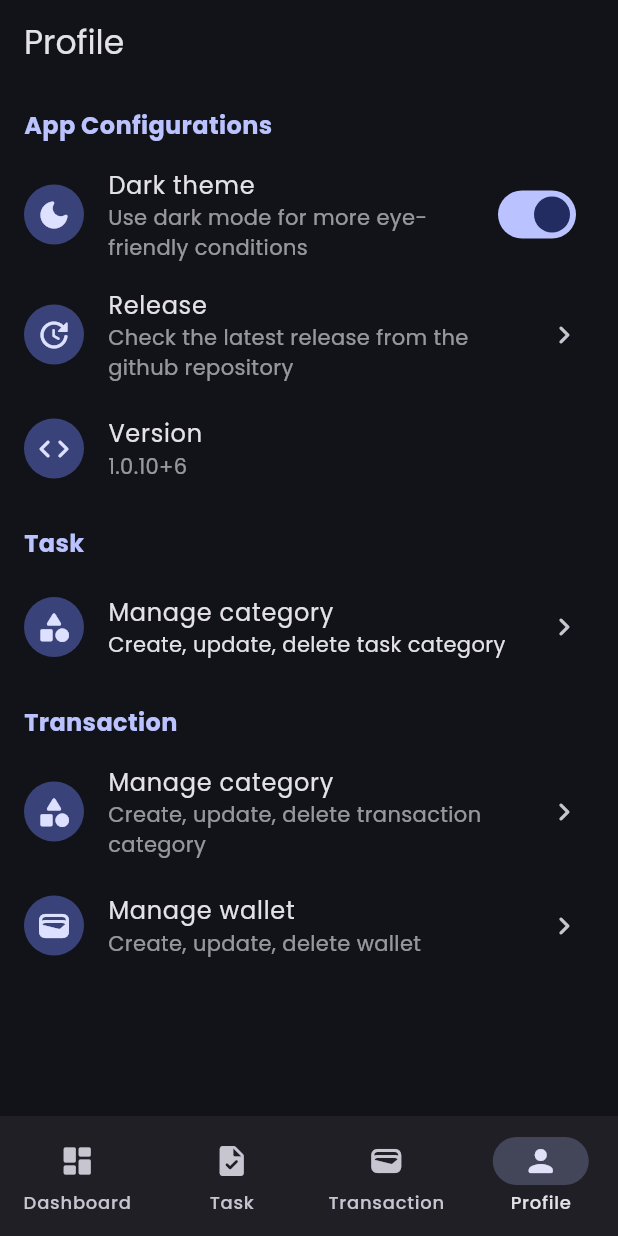
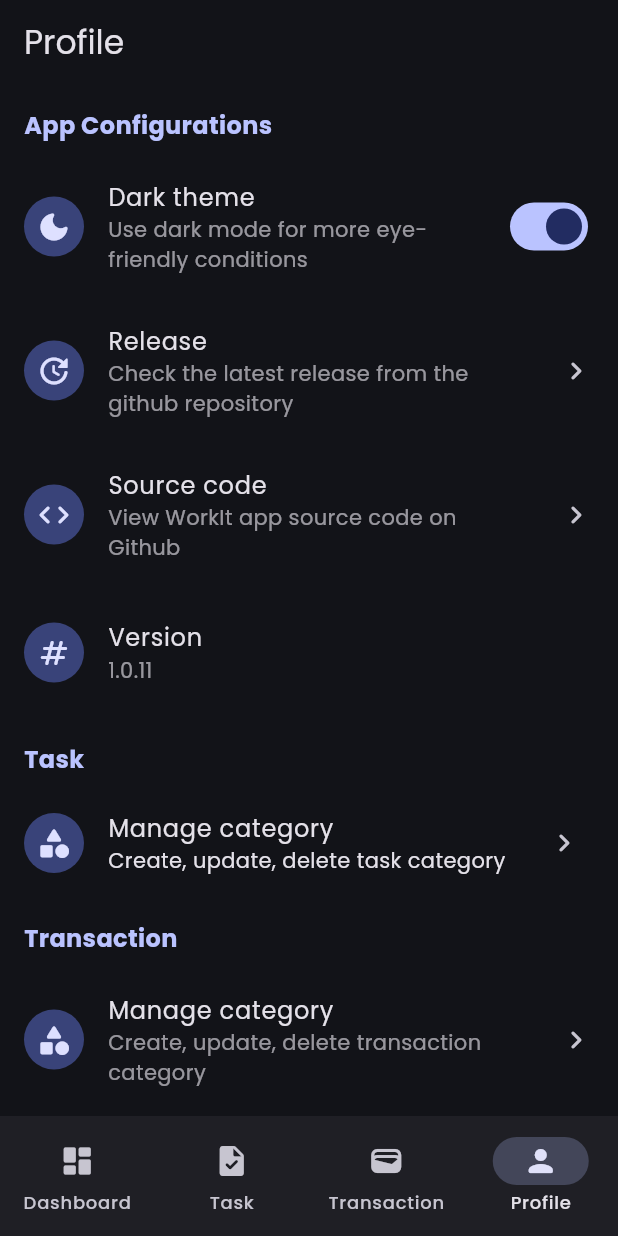
Before and after one commit to rizalanggoro/work-it, a Flutter app: the screen it shows after launch, item 4 of the bottom bar chosen, after a tap on "Dark theme", on a phone screen of 412 x 824 dp. Run offline on Flutter 3.47's test engine with Material 2 defaults, Android fonts, the light colour scheme and no system bars; our stand-ins replace get, get_storage, google_fonts, isar, package_info_plus; accounts and stored records are empty; generated files the repository leaves out were written again.

Commit message:
[add] home/profile -> source code

```diff
--- a/lib/ui/pages/home/modules/profile/controller.dart
+++ b/lib/ui/pages/home/modules/profile/controller.dart
@@ -22,7 +22,7 @@ class HomeProfileController extends GetxController {
 
   void _getAppVersion() async {
     PackageInfo packageInfo = await PackageInfo.fromPlatform();
-    version.value = '${packageInfo.version}+${packageInfo.buildNumber}';
+    version.value = packageInfo.version;
   }
 
   void toManageTaskCategory() => Get.toNamed(Routes.manageTaskCategory);
@@ -39,5 +39,12 @@ class HomeProfileController extends GetxController {
     );
   }
 
+  void toSourceCode() async {
+    await launchUrlString(
+      'https://github.com/rizalanggoro/work-it',
+      mode: LaunchMode.externalApplication,
+    );
+  }
+
   void switchBrightness() => themeService.switchTheme();
 }
--- a/lib/ui/pages/home/modules/profile/view.dart
+++ b/lib/ui/pages/home/modules/profile/view.dart
@@ -36,6 +36,10 @@ class HomeProfileView extends GetView<HomeProfileController> {
               ),
             ),
             ListTile(
+              contentPadding: const EdgeInsets.symmetric(
+                horizontal: 16,
+                vertical: 8,
+              ),
               onTap: () => controller.switchBrightness(),
               leading: const CircleAvatar(
                 child: Icon(Icons.dark_mode_rounded),
@@ -61,6 +65,10 @@ class HomeProfileView extends GetView<HomeProfileController> {
               ),
             ),
             ListTile(
+              contentPadding: const EdgeInsets.symmetric(
+                horizontal: 16,
+                vertical: 8,
+              ),
               onTap: () => controller.toCheckRelease(),
               leading: const CircleAvatar(
                 child: Icon(Icons.update_rounded),
@@ -80,8 +88,35 @@ class HomeProfileView extends GetView<HomeProfileController> {
               trailing: const Icon(Icons.chevron_right_rounded),
             ),
             ListTile(
+              contentPadding: const EdgeInsets.symmetric(
+                horizontal: 16,
+                vertical: 8,
+              ),
+              onTap: () => controller.toSourceCode(),
               leading: const CircleAvatar(
                 child: Icon(Icons.code_rounded),
+              ),
+              title: Text(
+                'Source code',
+                style: TextStyle(
+                  color: colorScheme.onBackground,
+                ),
+              ),
+              subtitle: Text(
+                'View WorkIt app source code on Github',
+                style: TextStyle(
+                  color: colorScheme.onBackground.withOpacity(.64),
+                ),
+              ),
+              trailing: const Icon(Icons.chevron_right_rounded),
+            ),
+            ListTile(
+              contentPadding: const EdgeInsets.symmetric(
+                horizontal: 16,
+                vertical: 8,
+              ),
+              leading: const CircleAvatar(
+                child: Icon(Icons.numbers_rounded),
               ),
               title: Text(
                 'Version',
@@ -120,6 +155,10 @@ class HomeProfileView extends GetView<HomeProfileController> {
               ),
             ),
             ListTile(
+              contentPadding: const EdgeInsets.symmetric(
+                horizontal: 16,
+                vertical: 8,
+              ),
               onTap: () => controller.toManageTransactionCategory(),
               leading: const CircleAvatar(
                 child: Icon(
@@ -143,6 +182,10 @@ class HomeProfileView extends GetView<HomeProfileController> {
               ),
             ),
             ListTile(
+              contentPadding: const EdgeInsets.symmetric(
+                horizontal: 16,
+                vertical: 8,
+              ),
               onTap: () => controller.toManageWallet(),
               leading: const CircleAvatar(
                 child: Icon(
--- a/pubspec.yaml
+++ b/pubspec.yaml
@@ -2,13 +2,13 @@ name: work_it
 description: A new Flutter project.
 publish_to: 'none'
 
-version: 1.0.10+6
+version: 1.0.11+7
 
 scripts:
   collection: "flutter pub run build_runner build"
   done: "rps build && rps release"
   build: "flutter build apk --split-per-abi"
-  release: "gh release create v1.0.7 build/app/outputs/flutter-apk/app-arm64-v8a-release.apk build/app/outputs/flutter-apk/app-armeabi-v7a-release.apk"
+  release: "gh release create v1.0.11 build/app/outputs/flutter-apk/app-arm64-v8a-release.apk build/app/outputs/flutter-apk/app-armeabi-v7a-release.apk"
 
 environment:
   sdk: '>=2.19.0-444.6.beta <3.0.0'
```
